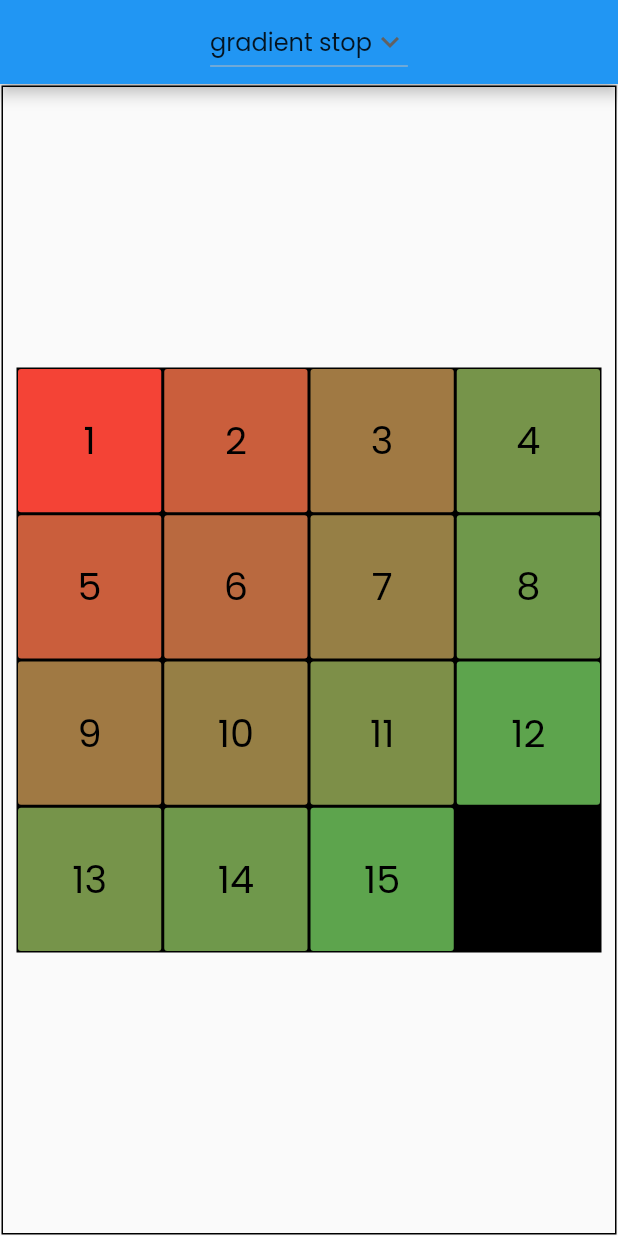
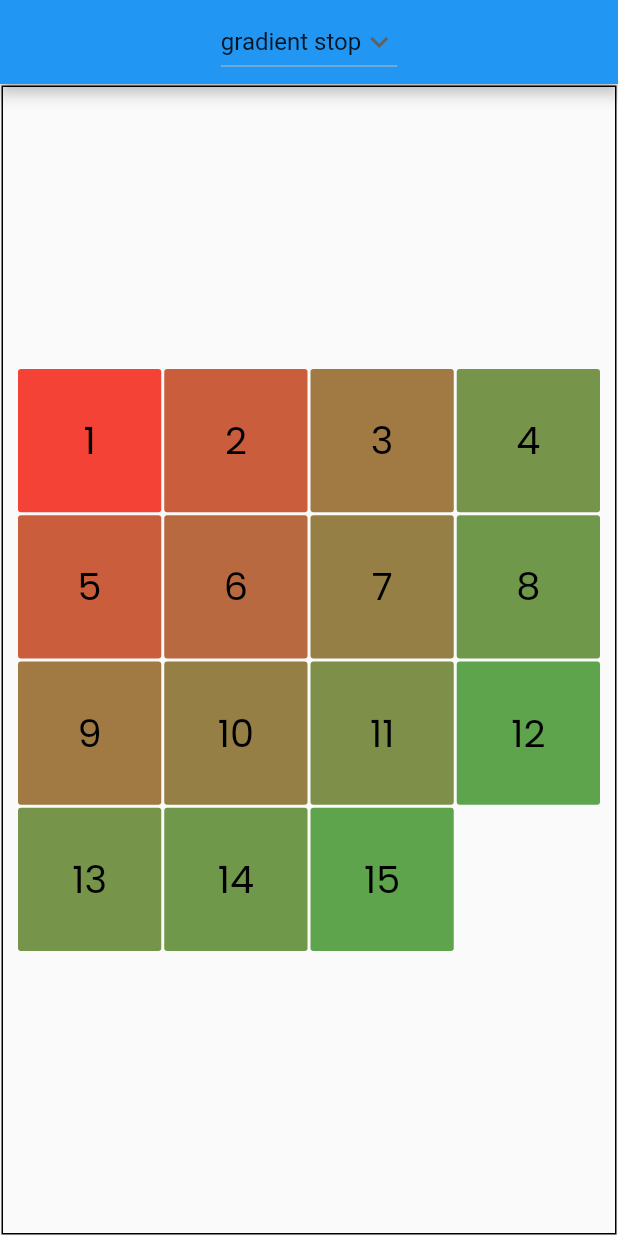
Before and after one commit to pmutisya/puzzle2, a Flutter app: the screen it shows after launch, on a phone screen of 412 x 824 dp. Run offline on Flutter 3.47's test engine with Material 2 defaults, Android fonts, the phone set to English and light mode, and no system bars; missing offline and left inert: keymap; Roboto replaces fonts that are missing (MochiyPopOne).

Commit message:
update logic fix location bug add font for rounder tiles

```diff
--- a/lib/domain.dart
+++ b/lib/domain.dart
@@ -49,6 +49,7 @@ class Game extends ChangeNotifier {
     zeroTile = _tiles.last;
     zeroPosition = zeroTile.position;
     for (Tile tile in _tiles) {
+      tile.location = getLocation(tile.position);
       tile.score = distanceFromTrue(tile);
     }
   }
@@ -70,6 +71,7 @@ class Game extends ChangeNotifier {
     }
     for (Tile tile in _tiles) {
       tile.score = distanceFromTrue(tile);
+      tile.location = getLocation(tile.position);
     }
   }
 
@@ -200,7 +202,7 @@ class Game extends ChangeNotifier {
     return (p.y < rows - 1);
   }
 
-  bool _canMoveTile(Tile tile) {
+  bool canMoveTile(Tile tile) {
     Point<int> loc = getLocation(tile.position);
     Point<int> zeroLoc = getLocation(zeroTile.position);
     if (loc.x == zeroLoc.x || loc.y == zeroLoc.y) {
--- a/lib/game_board.dart
+++ b/lib/game_board.dart
@@ -10,12 +10,11 @@ import 'domain.dart';
 import 'tiles.dart';
 
 class GameBoard extends StatefulWidget {
-  final Game game;
   final GameController gameController;
   final String mode;
   final String? assetImage;
 
-  const GameBoard(this.game, this.gameController, {required this.mode,
+  const GameBoard(this.gameController, {required this.mode,
     this.assetImage,
     Key? key}) : super(key: key);
 
@@ -43,16 +42,19 @@ class GameBoardState extends State<GameBoard> with TickerProviderStateMixin {
   @override
   void initState() {
     super.initState();
+    gameController = widget.gameController;
+    game = gameController.game;
+
     _controller = AnimationController(vsync: this, duration: defaultDuration);
     _controller.addListener(() {setState(() {});});
     _controller.addStatusListener((status) {
       if (status == AnimationStatus.forward) {
-        animatingTiles = widget.game.getAnimatingTiles();
+        animatingTiles = game.getAnimatingTiles();
       }
       else if (status == AnimationStatus.completed) {
-        widget.game.completeTap();
+        game.completeTap();
         animatingTiles.clear();
-        if (widget.game.won) {
+        if (game.won) {
           _winController.forward(from: 0.0);
         }
       }
@@ -70,9 +72,6 @@ class GameBoardState extends State<GameBoard> with TickerProviderStateMixin {
 
     _winController = AnimationController(vsync: this, duration: const Duration(milliseconds: 750));
     _winController.addListener(() { setState((){});});
-
-    game = widget.game;
-    gameController = widget.gameController;
 
     if (widget.assetImage != null) {
       _loadAssetImage();
@@ -161,7 +160,7 @@ class GameBoardState extends State<GameBoard> with TickerProviderStateMixin {
       return Tween<Offset>(begin: o1, end: o2).animate(_moveTileAnimation).value;
     }
     else {
-      Point<int> loc = widget.game.getLocation(tile.position);
+      Point<int> loc = game.getLocation(tile.position);
       return Offset(loc.x*tileSize, loc.y*tileSize);
     }
   }
@@ -173,7 +172,8 @@ class GameBoardState extends State<GameBoard> with TickerProviderStateMixin {
         double tileSize = side/game.columns;
 
         List<Widget> children = [];
-        Container panel = Container(color: Colors.black,
+        Widget panel = SizedBox(
+          // alignment: Alignment.center,
           width: side, height: side,);
         children.add(panel);
 
@@ -186,8 +186,8 @@ class GameBoardState extends State<GameBoard> with TickerProviderStateMixin {
           Widget child;
 
           if (tile.isShaking) {
-            Point zeroPos = widget.game.getLocation(widget.game.zeroTile.position);
-            Point tilePos = widget.game.getLocation(tile.position);
+            Point zeroPos = game.getLocation(game.zeroTile.position);
+            Point tilePos = game.getLocation(tile.position);
             double dy = zeroPos.y > tilePos.y ? 0.055 : zeroPos.y == tilePos.y ? 0.0 : -0.055;
             double dx = zeroPos.x > tilePos.x ? 0.055 : zeroPos.x == tilePos.x ? 0.0 : -0.055;
             child = SlideTransition(
@@ -228,6 +228,7 @@ class GameBoardState extends State<GameBoard> with TickerProviderStateMixin {
       widget.mode == 'ivory'? IvoryTile(tile: tile, game: game, size: size) :
       widget.mode == 'image' && _image != null? ImageTile(_image!, tile: tile, game: game, size: size):
       widget.mode == 'candy'? CandyTile(tile: tile, game: game, size: size) :
+      widget.mode == 'plastic'? PlasticTile(tile: tile, game: game, size: size):
       widget.mode == 'gradient'? GradientTile(startColor: Colors.red, endColor: Colors.blue, tile: tile, size: size, game: game):
       widget.mode =='gradient stop'? GradientStopTile(startColor: Colors.red, endColor: Colors.green, tile: tile, size: size, game: game) :
       SimpleTile(tile: tile, game: game, size: size),
--- a/lib/game_runner.dart
+++ b/lib/game_runner.dart
@@ -101,7 +101,7 @@ class _GameRunnerState extends State<GameRunner> with GameListener, SingleTicker
               width: double.infinity, height: double.infinity,
               color: Colors.black,
             ),
-            GameBoard(game, gameController,
+            GameBoard(gameController,
               mode: 'ivory', key: gameBoardKey, assetImage: 'assets/images/image_bg.jpg',
             )
           ],
--- a/lib/main.dart
+++ b/lib/main.dart
@@ -19,11 +19,11 @@ class MyApp extends StatelessWidget {
     return MaterialApp(
       title: 'Game Tester',
       theme: ThemeData(
-          fontFamily: 'Poppins'
+          fontFamily: 'MochiyPopOne'
       ),
       darkTheme: ThemeData(
           brightness: Brightness.dark,
-          fontFamily: 'Poppins'
+          fontFamily: 'MochiyPopOne'
       ),
       home: const GameApp(),
     );
@@ -84,7 +84,7 @@ class _GameAppState extends State<GameApp> with SingleTickerProviderStateMixin {
           padding: const EdgeInsets.all(1),
           child: Stack(
             children: [
-              GameBoard(game, gameController, mode: mode)
+              GameBoard(gameController, mode: mode, assetImage: 'assets/images/image_bg.jpg',)
             ],
           ),
         ),
--- a/lib/tiles.dart
+++ b/lib/tiles.dart
@@ -7,7 +7,7 @@ import 'domain.dart';
 import 'image_tiler.dart';
 
 const List<String> tileTypes = ['simple', 'rounded', 'ivory', 'image', 'candy',
-  'gradient', 'gradient stop'];
+  'plastic', 'gradient', 'gradient stop'];
 
 class TileWidget extends StatelessWidget {
   final Tile tile;
@@ -148,7 +148,8 @@ class GradientStopTile extends TileWidget{
         borderRadius: const BorderRadius.all(Radius.circular(2)),
         color: tile.isVisible? color : Colors.transparent,
       ),
-      child: tile.isVisible? Text('${tile.value}', style: TextStyle(color: Colors.black, fontSize: calcTextSize(size)),) :
+      child: tile.isVisible? Text('${tile.value}', style: TextStyle(color: Colors.black,
+        fontFamily: 'Poppins', fontSize: calcTextSize(size)),) :
       Container(),
     );
   }
--- a/pubspec.yaml
+++ b/pubspec.yaml
@@ -71,6 +71,9 @@ flutter:
           weight: 300
         - asset: assets/fonts/Poppins-SemiBold.ttf
           weight: 600
+    - family: MochiyPopOne
+      fonts:
+        - asset: assets/fonts/MochiyPopOne-Regular.ttf
 
   # To add assets to your application, add an assets section, like this:
   # assets:
```
Also changed, not shown: lib/game_controller.dart (+6 -4 lines), 1 other file.
